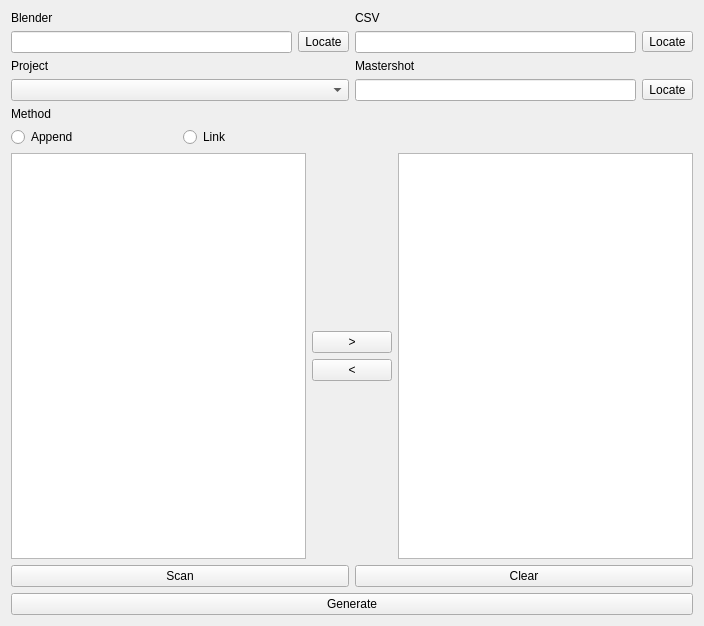
Qt form app/ui/shot_generator_widget.ui (MrYapikZ/PyQt6-Shot-Builder-Blender-Comp) before a commit.
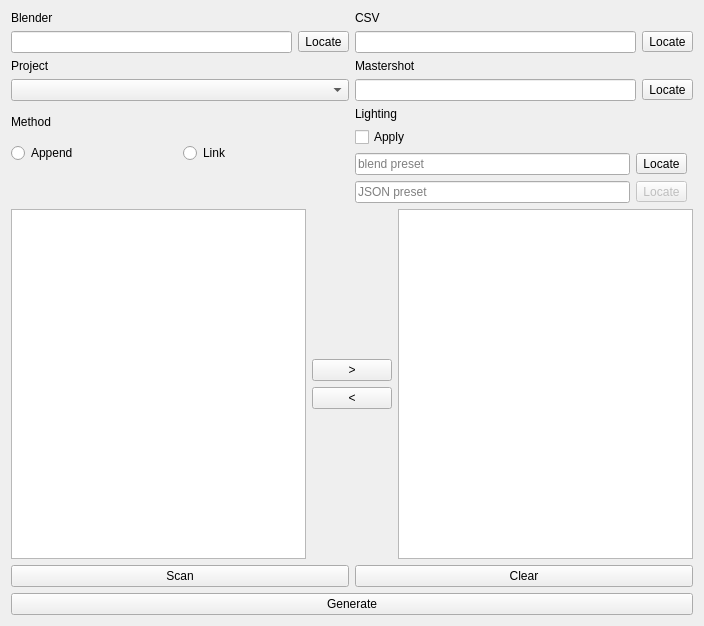
The same form after that commit.

Commit message: feat: update pyqt ui

The edit to the form file:
```diff
--- a/app/ui/shot_generator_widget.ui
+++ b/app/ui/shot_generator_widget.ui
@@ -102,17 +102,85 @@
          </property>
         </widget>
        </item>
-       <item row="1" column="0">
-        <widget class="QRadioButton" name="radioButton_methodAppend">
-         <property name="text">
-          <string>Append</string>
-         </property>
-        </widget>
-       </item>
        <item row="0" column="0">
         <widget class="QLabel" name="label_method">
          <property name="text">
           <string>Method</string>
+         </property>
+        </widget>
+       </item>
+       <item row="1" column="0">
+        <widget class="QRadioButton" name="radioButton_methodAppend">
+         <property name="text">
+          <string>Append</string>
+         </property>
+        </widget>
+       </item>
+       <item row="2" column="0" colspan="2">
+        <spacer name="verticalSpacer">
+         <property name="orientation">
+          <enum>Qt::Orientation::Vertical</enum>
+         </property>
+         <property name="sizeType">
+          <enum>QSizePolicy::Policy::Preferred</enum>
+         </property>
+         <property name="sizeHint" stdset="0">
+          <size>
+           <width>20</width>
+           <height>40</height>
+          </size>
+         </property>
+        </spacer>
+       </item>
+      </layout>
+     </item>
+     <item row="2" column="1">
+      <layout class="QGridLayout" name="gridLayout_lighting">
+       <item row="3" column="0">
+        <widget class="QLineEdit" name="lineEdit_lightingPresetJson">
+         <property name="text">
+          <string/>
+         </property>
+         <property name="placeholderText">
+          <string>JSON preset</string>
+         </property>
+        </widget>
+       </item>
+       <item row="1" column="0">
+        <widget class="QCheckBox" name="checkBox_lightingApply">
+         <property name="text">
+          <string>Apply</string>
+         </property>
+        </widget>
+       </item>
+       <item row="3" column="1">
+        <widget class="QToolButton" name="toolButton_lightingPresetJson">
+         <property name="enabled">
+          <bool>false</bool>
+         </property>
+         <property name="text">
+          <string>Locate</string>
+         </property>
+        </widget>
+       </item>
+       <item row="0" column="0" colspan="3">
+        <widget class="QLabel" name="label_lighting">
+         <property name="text">
+          <string>Lighting</string>
+         </property>
+        </widget>
+       </item>
+       <item row="2" column="0">
+        <widget class="QLineEdit" name="lineEdit_lightingPresetBlend">
+         <property name="placeholderText">
+          <string>blend preset</string>
+         </property>
+        </widget>
+       </item>
+       <item row="2" column="1">
+        <widget class="QToolButton" name="toolButton_lightingPresetBlend">
+         <property name="text">
+          <string>Locate</string>
          </property>
         </widget>
        </item>
```
The commit also changes 1 other file.
